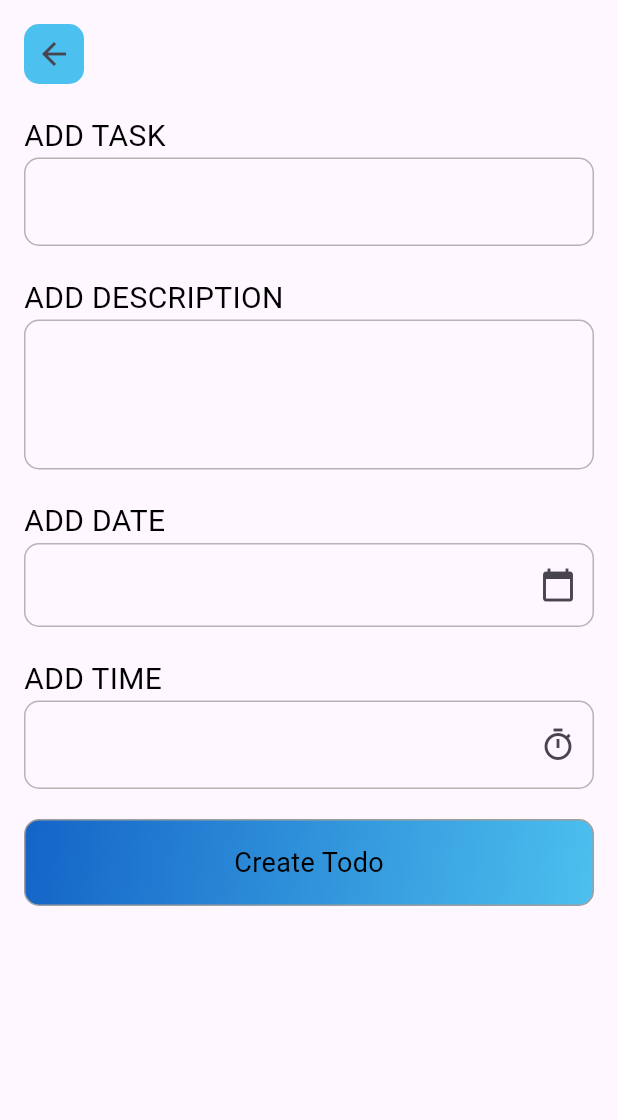
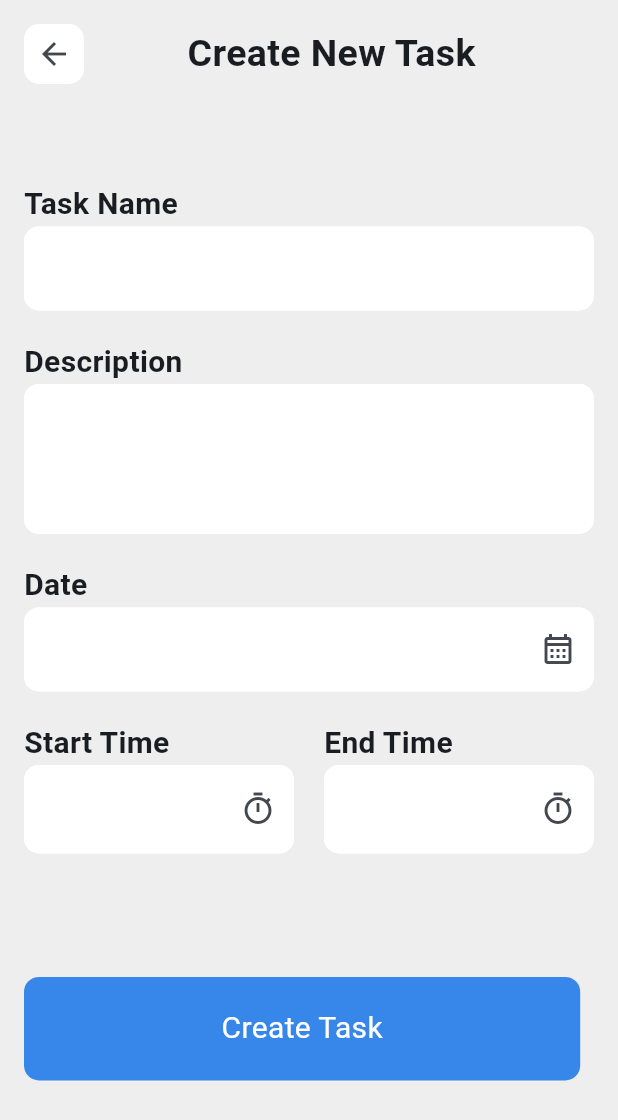
Before and after one commit to CSI-Trainee-2024/Task_4_Sparsh_2311143, a Flutter app: the AddTodo screen opened directly, on a phone screen of 412 x 824 dp. Shown: the top 1120 px of the screen. Run offline on Flutter 3.47's test engine with Material 3 defaults, Android fonts, the light colour scheme and no system bars.

Commit message:
model changed with category

```diff
--- a/lib/main.dart
+++ b/lib/main.dart
@@ -1,6 +1,8 @@
 import 'package:flutter/material.dart';
 import 'package:flutter/services.dart';
+import 'package:todo_app/constants/colors.dart';
 import 'package:todo_app/constants/size.dart';
+import 'package:todo_app/pages/add_todo.dart';
 import 'package:todo_app/pages/home_page.dart';
 import 'package:todo_app/splash.dart';
 
@@ -28,9 +30,15 @@ class MyApp extends StatelessWidget {
           currentFocus.focusedChild ?.unfocus();
         }
       },
-      child: const MaterialApp(
+      child: MaterialApp(
         debugShowCheckedModeBanner: false,
-        home: HomePage(),
+         theme: ThemeData(
+        colorScheme: ColorScheme.fromSeed(seedColor: blueColor),
+        scaffoldBackgroundColor: backgroundColor
+      ),
+
+
+        home: const AddTodo(),
       ),
     );
   }
--- a/lib/models/todo_model.dart
+++ b/lib/models/todo_model.dart
@@ -1,9 +1,18 @@
-class Todo{
+class Todo {
   String? title;
   String? description;
   String? date;
-  String? time;
+  String? startTime;
+  String? endTime;
+  String? category;
   bool? isCompleted;
 
-  Todo({required this.title, required this.description, required this.date, required this.time , this.isCompleted= false });
+  Todo(
+      {required this.title,
+      required this.description,
+      required this.date,
+      required this.startTime,
+      required this.endTime,
+      required this.category,
+      this.isCompleted = false});
 }
--- a/lib/pages/add_todo.dart
+++ b/lib/pages/add_todo.dart
@@ -2,6 +2,7 @@
 
 import 'package:flutter/material.dart';
 import 'package:todo_app/constants/colors.dart';
+import 'package:todo_app/constants/size.dart';
 import 'package:todo_app/models/todo_model.dart';
 
 class AddTodo extends StatefulWidget {
@@ -15,8 +16,9 @@ class _HomepageState extends State<AddTodo> {
   final _form = GlobalKey<FormState>();
 
   final TextEditingController _dateController = TextEditingController();
-  final TextEditingController _timeController = TextEditingController();
+  final TextEditingController _startTimeController = TextEditingController();
   final TextEditingController _titleController = TextEditingController();
+  final TextEditingController _endTimeController = TextEditingController();
   final TextEditingController _descController = TextEditingController();
 
   final TimeOfDay _timeOfDay = TimeOfDay.now();
@@ -36,12 +38,20 @@ class _HomepageState extends State<AddTodo> {
   }
 
   Future<void> _selectTime() async {
-    TimeOfDay? picked =
-        await showTimePicker(initialTime: _timeOfDay, context: context);
+    TimeOfDay? picked = await showTimePicker(
+      initialTime: _timeOfDay,
+      context: context,
+      builder: (BuildContext? context, Widget? child) {
+        return MediaQuery(
+          data: MediaQuery.of(context!).copyWith(alwaysUse24HourFormat: false),
+          child: child!,
+        );
+      },
+    );
 
     if (picked != null) {
       setState(() {
-        _timeController.text =
+        _startTimeController.text =
             "${picked.hour.toString()}H : ${picked.minute.toString()}M";
       });
     }
@@ -50,18 +60,72 @@ class _HomepageState extends State<AddTodo> {
   void createTODO() {
     final validateStatus = _form.currentState?.validate();
     if (validateStatus!) {
-      final Todo todo = Todo(
-          title: _titleController.text,
-          description: _descController.text,
-          date: _dateController.text,
-          time: _timeController.text);
-      _titleController.clear();
-      _descController.clear();
-      _dateController.clear();
-      _timeController.clear();
+      // final Todo todo = Todo(
+      //     title: _titleController.text,
+      //     description: _descController.text,
+      //     date: _dateController.text,
+      //     time: _startTimeController.text);
+      // _titleController.clear();
+      // _descController.clear();
+      // _dateController.clear();
+      // _startTimeController.clear();
 
-      Navigator.pop(context, todo);
+      // Navigator.pop(context, todo);
     }
+  }
+
+  Text _getTextFormFieldHeading(String text) {
+    return Text(text,
+        style: TextStyle(fontSize: 20, fontWeight: FontWeight.bold));
+  }
+
+  InputDecoration _getTextFormFieldInputDecoration() {
+    return InputDecoration(
+      fillColor: whiteColor,
+      filled: true,
+      focusColor: whiteColor,
+      enabledBorder: OutlineInputBorder(
+        borderRadius: BorderRadius.circular(10.0),
+        borderSide: BorderSide(color: whiteColor),
+      ),
+      focusedBorder: OutlineInputBorder(
+        borderSide: BorderSide(color: whiteColor),
+        borderRadius: BorderRadius.circular(10.0),
+      ),
+      errorBorder: OutlineInputBorder(
+        borderSide: BorderSide(color: Colors.red),
+        borderRadius: BorderRadius.circular(10.0),
+      ),
+      focusedErrorBorder: OutlineInputBorder(
+        borderSide: BorderSide(color: Colors.red),
+        borderRadius: BorderRadius.circular(10.0),
+      ),
+    );
+  }
+
+  InputDecoration _getTextFormFieldInputDecorationWithIcon(Icon icon) {
+    return InputDecoration(
+      suffixIcon: icon,
+      fillColor: whiteColor,
+      filled: true,
+      focusColor: whiteColor,
+      enabledBorder: OutlineInputBorder(
+        borderRadius: BorderRadius.circular(10.0),
+        borderSide: BorderSide(color: whiteColor),
+      ),
+      focusedBorder: OutlineInputBorder(
+        borderSide: BorderSide(color: whiteColor),
+        borderRadius: BorderRadius.circular(10.0),
+      ),
+      errorBorder: OutlineInputBorder(
+        borderSide: BorderSide(color: Colors.red),
+        borderRadius: BorderRadius.circular(10.0),
+      ),
+      focusedErrorBorder: OutlineInputBorder(
+        borderSide: BorderSide(color: Colors.red),
+        borderRadius: BorderRadius.circular(10.0),
+      ),
+    );
   }
 
   @override
@@ -76,66 +140,51 @@ class _HomepageState extends State<AddTodo> {
             child: Column(
                 crossAxisAlignment: CrossAxisAlignment.start,
                 children: <Widget>[
+                  Row(
+                    mainAxisAlignment: MainAxisAlignment.spaceBetween,
+                    children: [
                       Container(
                         width: 40,
                         height: 40,
                         decoration: BoxDecoration(
-                        color: lightBlueColor,
+                            color: whiteColor,
                             borderRadius: BorderRadius.circular(10)),
                         child: IconButton(
                             onPressed: () {
-                          Todo todo = Todo(title: "", description: "", date: "", time: "");
-                          Navigator.pop(context,todo);
-                        }, icon: Icon(Icons.arrow_back)),
+                              // Todo todo = Todo(
+                              //     title: "",
+                              //     description: "",
+                              //     date: "",
+                              //     time: "");
+                              // Navigator.pop(context, todo);
+                            },
+                            icon: Icon(Icons.arrow_back)),
+                      ),
+                      Text(
+                        "Create New Task",
+                        style: TextStyle(
+                            fontSize: 25, fontWeight: FontWeight.bold),
+                      ),
+                      SizedBox(height: 10, width: 10)
+                    ],
                   ),
                   SizedBox(
-                    height: 20,
+                    height: screenHeight * 0.08,
                   ),
-                  Text(
-                    "ADD TASK",
-                    style: TextStyle(
-                      color: blackcolor,
-                      fontSize: 20,
-                    ),
-                  ),
+                  _getTextFormFieldHeading("Task Name"),
                   TextFormField(
                       controller: _titleController,
-                    style: TextStyle(fontSize: 18, color: Colors.black),
                       validator: (text) {
                         if (text == null || text.isEmpty) {
                           return "Enter a title";
                         }
                         return null;
                       },
-                    decoration: InputDecoration(
-                      enabledBorder: OutlineInputBorder(
-                        borderRadius: BorderRadius.circular(10.0),
-                        borderSide: BorderSide(color: borderColor),
-                      ),
-                      focusedBorder: OutlineInputBorder(
-                        borderSide: BorderSide(color: darkBlueColor),
-                        borderRadius: BorderRadius.circular(10.0),
-                      ),
-                      errorBorder: OutlineInputBorder(
-                        borderSide: BorderSide(color: Colors.red),
-                        borderRadius: BorderRadius.circular(10.0),
-                      ),
-                      focusedErrorBorder: OutlineInputBorder(
-                        borderSide: BorderSide(color: Colors.red),
-                        borderRadius: BorderRadius.circular(10.0),
-                      ),
-                    ),
-                  ),
+                      decoration: _getTextFormFieldInputDecoration()),
                   SizedBox(
                     height: 20,
                   ),
-                  Text(
-                    "ADD DESCRIPTION",
-                    style: TextStyle(
-                      color: blackcolor,
-                      fontSize: 20,
-                    ),
-                  ),
+                  _getTextFormFieldHeading("Description"),
                   SizedBox(
                     height: 100,
                     child: TextFormField(
@@ -150,36 +199,12 @@ class _HomepageState extends State<AddTodo> {
                           }
                           return null;
                         },
-                      decoration: InputDecoration(
-                        enabledBorder: OutlineInputBorder(
-                          borderRadius: BorderRadius.circular(10.0),
-                          borderSide: BorderSide(color: borderColor),
-                        ),
-                        focusedBorder: OutlineInputBorder(
-                          borderSide: BorderSide(color: darkBlueColor),
-                          borderRadius: BorderRadius.circular(10.0),
-                        ),
-                        errorBorder: OutlineInputBorder(
-                          borderSide: BorderSide(color: Colors.red),
-                          borderRadius: BorderRadius.circular(10.0),
-                        ),
-                        focusedErrorBorder: OutlineInputBorder(
-                          borderSide: BorderSide(color: Colors.red),
-                          borderRadius: BorderRadius.circular(10.0),
-                        ),
-                      ),
-                    ),
+                        decoration: _getTextFormFieldInputDecoration()),
                   ),
                   SizedBox(
                     height: 20,
                   ),
-                  Text(
-                    "ADD DATE",
-                    style: TextStyle(
-                      color: blackcolor,
-                      fontSize: 20,
-                    ),
-                  ),
+                  _getTextFormFieldHeading("Date"),
                   TextFormField(
                     controller: _dateController,
                     validator: (text) {
@@ -188,25 +213,8 @@ class _HomepageState extends State<AddTodo> {
                       }
                       return null;
                     },
-                    decoration: InputDecoration(
-                      suffixIcon: Icon(Icons.calendar_today),
-                      enabledBorder: OutlineInputBorder(
-                        borderRadius: BorderRadius.circular(10.0),
-                        borderSide: BorderSide(color: borderColor),
-                      ),
-                      focusedBorder: OutlineInputBorder(
-                        borderSide: BorderSide(color: darkBlueColor),
-                        borderRadius: BorderRadius.circular(10.0),
-                      ),
-                      errorBorder: OutlineInputBorder(
-                        borderSide: BorderSide(color: Colors.red),
-                        borderRadius: BorderRadius.circular(10.0),
-                      ),
-                      focusedErrorBorder: OutlineInputBorder(
-                        borderSide: BorderSide(color: Colors.red),
-                        borderRadius: BorderRadius.circular(10.0),
-                      ),
-                    ),
+                    decoration: _getTextFormFieldInputDecorationWithIcon(
+                        Icon(Icons.calendar_month_outlined)),
                     readOnly: true,
                     onTap: () {
                       _selectDate();
@@ -215,15 +223,18 @@ class _HomepageState extends State<AddTodo> {
                   SizedBox(
                     height: 20,
                   ),
-                  Text(
-                    "ADD TIME",
-                    style: TextStyle(
-                      color: blackcolor,
-                      fontSize: 20,
+                  Row(
+                    children: [
+                      Expanded(child: _getTextFormFieldHeading("Start Time")),
+                      SizedBox(width: 20),
+                      Expanded(child: _getTextFormFieldHeading("End Time"))
+                    ],
                   ),
-                  ),
-                  TextFormField(
-                      controller: _timeController,
+                  Row(
+                    children: [
+                      Flexible(
+                        child: TextFormField(
+                            controller: _startTimeController,
                             style: TextStyle(fontSize: 18, color: Colors.black),
                             validator: (text) {
                               if (text == null || text.isEmpty) {
@@ -231,47 +242,47 @@ class _HomepageState extends State<AddTodo> {
                               }
                               return null;
                             },
-                      decoration: InputDecoration(
-                        suffixIcon: Icon(Icons.timer_sharp),
-                        enabledBorder: OutlineInputBorder(
-                          borderRadius: BorderRadius.circular(10.0),
-                          borderSide: BorderSide(color: borderColor),
-                        ),
-                        focusedBorder: OutlineInputBorder(
-                          borderSide: BorderSide(color: darkBlueColor),
-                          borderRadius: BorderRadius.circular(10.0),
-                        ),
-                        errorBorder: OutlineInputBorder(
-                          borderSide: BorderSide(color: Colors.red),
-                          borderRadius: BorderRadius.circular(10.0),
-                        ),
-                        focusedErrorBorder: OutlineInputBorder(
-                          borderSide: BorderSide(color: Colors.red),
-                          borderRadius: BorderRadius.circular(10.0),
-                        ),
-                      ),
+                            decoration:
+                                _getTextFormFieldInputDecorationWithIcon(
+                                    Icon(Icons.timer_outlined)),
                             readOnly: true,
                             onTap: _selectTime),
+                      ),
                       SizedBox(
-                    height: 20,
+                        width: 20,
+                      ),
+                      Flexible(
+                        child: TextFormField(
+                            controller: _startTimeController,
+                            style: TextStyle(fontSize: 18, color: Colors.black),
+                            validator: (text) {
+                              if (text == null || text.isEmpty) {
+                                return "Enter a Time";
+                              }
+                              return null;
+                            },
+                            decoration:
+                                _getTextFormFieldInputDecorationWithIcon(
+                                    Icon(Icons.timer_outlined)),
+                            readOnly: true,
+                            onTap: _selectTime),
+                      ),
+                    ],
+                  ),
+                  SizedBox(
+                    height: screenHeight * 0.10,
                   ),
                   GestureDetector(
                     onTap: createTODO,
                     child: Container(
-                      padding: const EdgeInsets.all(15),
                       alignment: Alignment.center,
+                      width: screenWidth * 0.9,
+                      padding: const EdgeInsets.all(20),
                       decoration: BoxDecoration(
-                          gradient: LinearGradient(
-                            begin: Alignment.topLeft,
-                            end: Alignment.bottomRight,
-                            colors: [darkBlueColor, lightBlueColor],
-                          ),
-                          borderRadius: BorderRadius.circular(10.0),
-                          border: Border.all(color: Colors.grey)),
-                      child: const Text(
-                        "Create Todo",
-                        style: TextStyle(color: Colors.black, fontSize: 18),
-                      ),
+                          color: blueColor,
+                          borderRadius: BorderRadius.circular(10)),
+                      child: const Text("Create Task",
+                          style: TextStyle(fontSize: 20, color: whiteColor)),
                     ),
                   ),
                 ]),
--- a/lib/pages/home_page.dart
+++ b/lib/pages/home_page.dart
@@ -14,40 +14,7 @@ class HomePage extends StatefulWidget {
 }
 
 class _HomePageState extends State<HomePage> {
-  List<Todo> todos = [
-    Todo(
-        title: "Sparsh",
-        description: "Test Todo Description",
-        date: '2024-10-24',
-        time: '1:30'),
-    Todo(
-        title: "Gupta",
-        description:
-            "Todo tdjfejkgfewkgewkg vnrergkerkgerkghergh nkgnergerg jnewkg fnewgerkg ",
-        date: '2024-10-24',
-        time: '2:30'),
-    Todo(
-        title: "App",
-        description: "Todo task",
-        date: '2024-10-24',
-        time: '2:30'),
-        Todo(
-        title: "Sparsh",
-        description: "Test Todo Description",
-        date: '2024-10-24',
-        time: '1:30'),
-    Todo(
-        title: "Gupta",
-        description:
-            "Todo tdjfejkgfewkgewkg vnrergkerkgerkghergh nkgnergerg jnewkg fnewgerkg ",
-        date: '2024-10-24',
-        time: '2:30'),
-    Todo(
-        title: "App",
-        description: "Todo task",
-        date: '2024-10-24',
-        time: '2:30')
-  ];
+  List<Todo> todos = [];
 
   double _getCompletedTodosValue() {
     int numberOfCompletedTodos = 0;
@@ -63,7 +30,6 @@ class _HomePageState extends State<HomePage> {
   Widget build(BuildContext context) {
     return SafeArea(
         child: Scaffold(
-            backgroundColor: backgroundColor,
             body: Column(
               children: [
                 Padding(
@@ -158,7 +124,7 @@ class _HomePageState extends State<HomePage> {
                                         Text(
                                           todos[index].date!,
                                         ),
-                                        Text(todos[index].time!),
+                                        // Text(todos[index].time!),
                                         // Row(children: [
                                         //   IconButton(onPressed: (){}, icon: Icon(Icons.edit),iconSize: 20,),
                                         //   IconButton(onPressed: (){}, icon: Icon(Icons.delete),iconSize: 20,)
```
Lines whose indentation alone changed are shown as unchanged.
